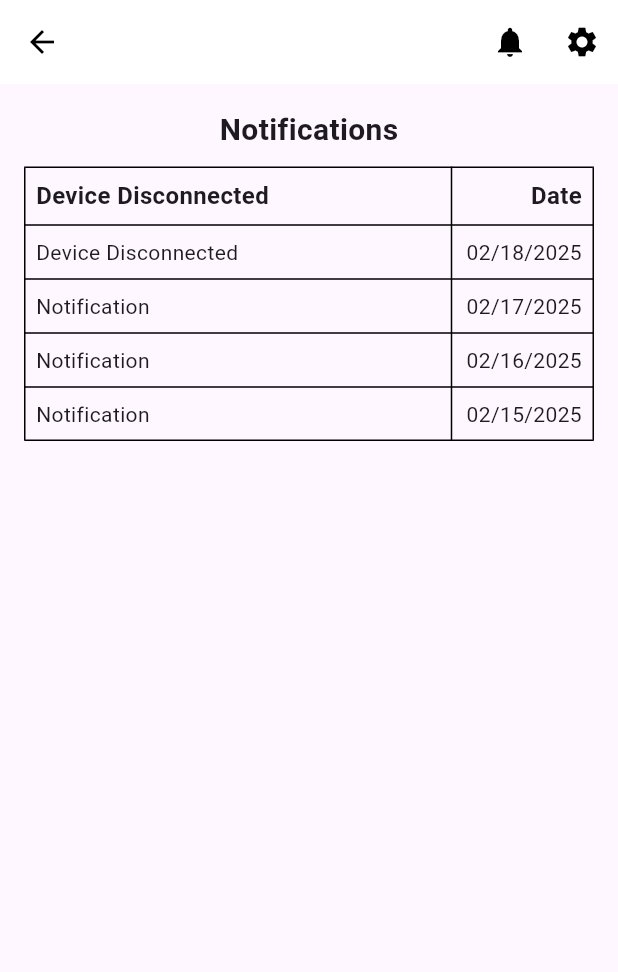
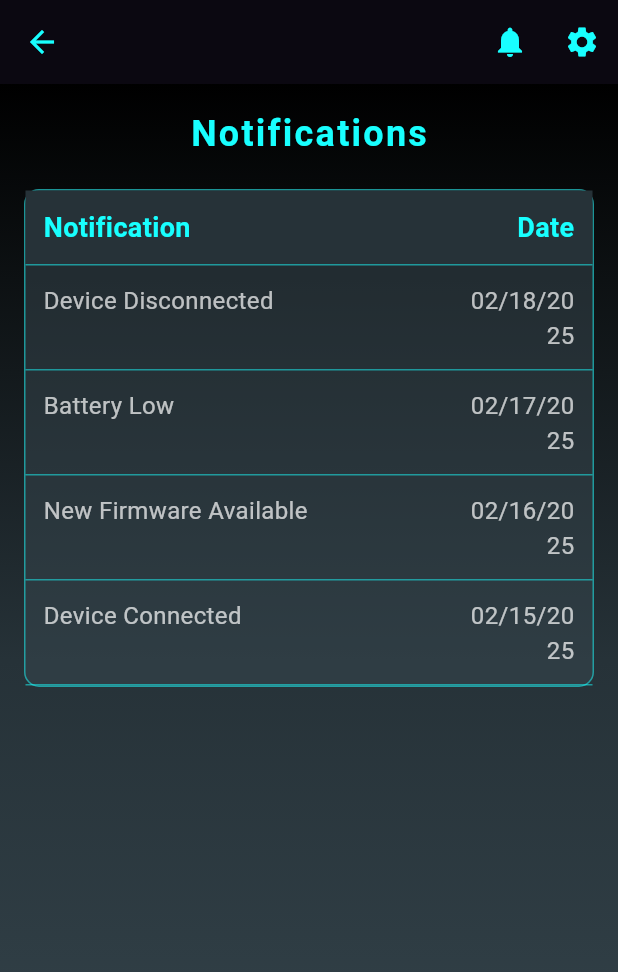
Before and after one commit to ferhanburak/skolyozmobil, a Flutter app: the NotificationPage screen opened directly, on a phone screen of 412 x 824 dp. Shown: the top 972 px of the screen. Run offline on Flutter 3.47's test engine with Material 3 defaults, Android fonts, the light colour scheme and no system bars.

Commit message:
notificationpage updated

```diff
--- a/lib/NotificationPage.dart
+++ b/lib/NotificationPage.dart
@@ -1,30 +1,52 @@
 import 'package:flutter/material.dart';
+import 'ProfilePage.dart';
+import 'Help.dart';
 
 class NotificationPage extends StatelessWidget {
   @override
   Widget build(BuildContext context) {
     return Scaffold(
-      appBar: AppBar(
-        backgroundColor: Colors.white,
-        elevation: 0,
+      appBar: _buildAppBar(context),
+      body: _buildBody(),
+    );
+  }
+
+  /// Creates a futuristic dark app bar with settings & notifications.
+  PreferredSizeWidget _buildAppBar(BuildContext context) {
+    return AppBar(
+      backgroundColor: Colors.black,
+      elevation: 5,
       leading: IconButton(
-          icon: Icon(Icons.arrow_back, color: Colors.black),
+        icon: Icon(Icons.arrow_back, color: Colors.cyanAccent),
         onPressed: () {
           Navigator.pop(context);
         },
       ),
       actions: [
         IconButton(
-            icon: Icon(Icons.notifications, color: Colors.black),
+          icon: Icon(Icons.notifications, color: Colors.cyanAccent),
           onPressed: () {},
         ),
-          IconButton(
-            icon: Icon(Icons.settings, color: Colors.black),
-            onPressed: () {},
-          ),
+        _buildSettingsDropdown(context),
+      ],
+    );
+  }
+
+  /// Creates the main futuristic body content.
+  Widget _buildBody() {
+    return Container(
+      decoration: BoxDecoration(
+        gradient: LinearGradient(
+          begin: Alignment.topCenter,
+          end: Alignment.bottomCenter,
+          colors: [
+            Colors.black, // Dark futuristic background
+            Colors.blueGrey.shade900,
+            Colors.blueGrey.shade800,
           ],
         ),
-      body: Padding(
+      ),
+      child: Padding(
         padding: const EdgeInsets.all(16.0),
         child: Column(
           crossAxisAlignment: CrossAxisAlignment.start,
@@ -32,55 +54,107 @@ class NotificationPage extends StatelessWidget {
             Center(
               child: Text(
                 "Notifications",
-                style: TextStyle(fontSize: 20, fontWeight: FontWeight.bold),
+                style: TextStyle(
+                  fontSize: 24,
+                  fontWeight: FontWeight.bold,
+                  color: Colors.cyanAccent,
+                  letterSpacing: 1.5,
                 ),
               ),
-            SizedBox(height: 10),
-            Table(
-              border: TableBorder.all(color: Colors.black),
-              columnWidths: {
-                0: FlexColumnWidth(3),
-                1: FlexColumnWidth(1),
-              },
-              children: [
-                _buildTableRow("Device Disconnected", "Date", isHeader: true),
-                _buildTableRow("Device Disconnected", "02/18/2025"),
-                _buildTableRow("Notification", "02/17/2025"),
-                _buildTableRow("Notification", "02/16/2025"),
-                _buildTableRow("Notification", "02/15/2025"),
-              ],
             ),
+            SizedBox(height: 20),
+            _buildNotificationTable(),
           ],
         ),
       ),
     );
   }
 
+  /// Creates a futuristic table for notifications.
+  Widget _buildNotificationTable() {
+    return Container(
+      decoration: BoxDecoration(
+        color: Colors.blueGrey.shade800.withOpacity(0.5),
+        borderRadius: BorderRadius.circular(10),
+        border: Border.all(color: Colors.cyanAccent.withOpacity(0.5)),
+      ),
+      child: Table(
+        columnWidths: {
+          0: FlexColumnWidth(3),
+          1: FlexColumnWidth(1),
+        },
+        children: [
+          _buildTableRow("Notification", "Date", isHeader: true),
+          _buildTableRow("Device Disconnected", "02/18/2025"),
+          _buildTableRow("Battery Low", "02/17/2025"),
+          _buildTableRow("New Firmware Available", "02/16/2025"),
+          _buildTableRow("Device Connected", "02/15/2025"),
+        ],
+      ),
+    );
+  }
+
+  /// Creates a futuristic row for the table.
   TableRow _buildTableRow(String text1, String text2, {bool isHeader = false}) {
     return TableRow(
+      decoration: BoxDecoration(
+        color: isHeader ? Colors.blueGrey.shade900 : Colors.transparent,
+        border: Border(
+          bottom: BorderSide(color: Colors.cyanAccent.withOpacity(0.5)),
+        ),
+      ),
       children: [
         Padding(
-          padding: const EdgeInsets.all(8.0),
+          padding: const EdgeInsets.all(12.0),
           child: Text(
             text1,
             style: TextStyle(
+              color: isHeader ? Colors.cyanAccent : Colors.white70,
               fontWeight: isHeader ? FontWeight.bold : FontWeight.normal,
-              fontSize: isHeader ? 16 : 14,
+              fontSize: isHeader ? 18 : 16,
             ),
           ),
         ),
         Padding(
-          padding: const EdgeInsets.all(8.0),
+          padding: const EdgeInsets.all(12.0),
           child: Text(
             text2,
             textAlign: TextAlign.right,
             style: TextStyle(
+              color: isHeader ? Colors.cyanAccent : Colors.white70,
               fontWeight: isHeader ? FontWeight.bold : FontWeight.normal,
-              fontSize: isHeader ? 16 : 14,
+              fontSize: isHeader ? 18 : 16,
             ),
           ),
         ),
       ],
     );
   }
+
+  /// Creates a futuristic settings dropdown menu.
+  Widget _buildSettingsDropdown(BuildContext context) {
+    return PopupMenuButton<String>(
+      icon: Icon(Icons.settings, color: Colors.cyanAccent),
+      onSelected: (value) {
+        if (value == "Profil") {
+          Navigator.push(context, MaterialPageRoute(builder: (context) => ProfilePage()));
+        } else if (value == "Yardım") {
+          Navigator.push(context, MaterialPageRoute(builder: (context) => HelpPage()));
         }
+      },
+      color: Colors.blueGrey.shade900,
+      itemBuilder: (BuildContext context) {
+        return [
+          PopupMenuItem<String>(
+            value: "Profil",
+            child: Text("Profil", style: TextStyle(color: Colors.cyanAccent)),
+          ),
+          PopupMenuItem<String>(
+            value: "Yardım",
+            child: Text("Yardım", style: TextStyle(color: Colors.cyanAccent)),
+          ),
+        ];
+      },
+    );
+  }
+}
```
Lines whose indentation alone changed are shown as unchanged.
